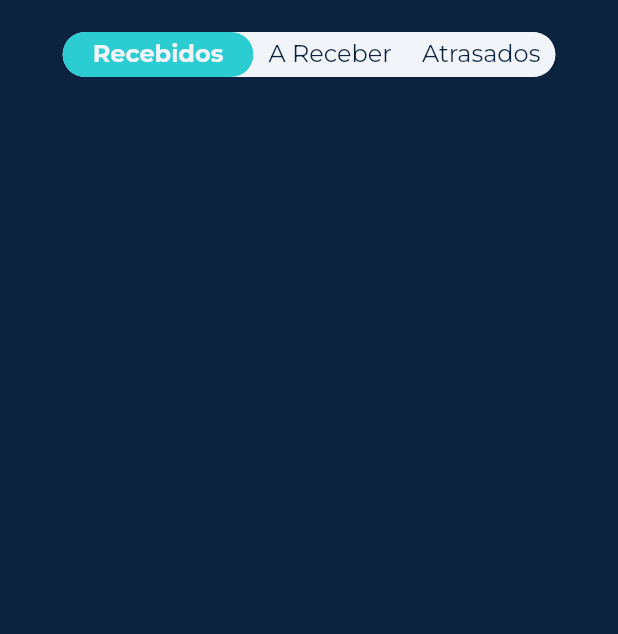
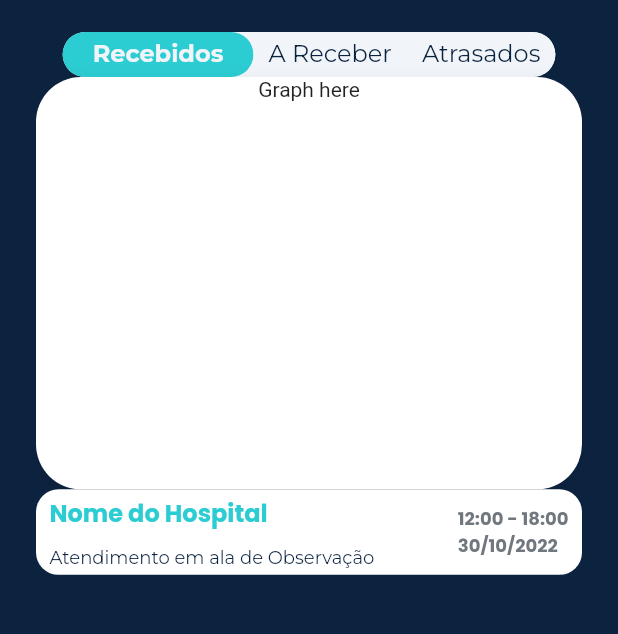
Before and after one commit to CabraKill/blue-financeiro, a Flutter app: the screen it shows after launch, on a phone screen of 412 x 824 dp, the part 64-698 px from its top. Run offline on Flutter 3.47's test engine with Material 2 defaults, Android fonts, the phone set to English and light mode, and no system bars.

Commit message:
adding payment widget

```diff
--- /dev/null
+++ b/lib/domain/entities/finances_payment_card_entity.dart
@@ -0,0 +1,17 @@
+class FinancesPaymentCardEntity {
+  final String location;
+  final String description;
+  final DateTime startTime;
+  final DateTime endTime;
+  final DateTime date;
+  final double amount;
+
+  FinancesPaymentCardEntity({
+    required this.location,
+    required this.description,
+    required this.startTime,
+    required this.endTime,
+    required this.date,
+    required this.amount,
+  });
+}
--- a/lib/presentation/pages/finances/finances_page.dart
+++ b/lib/presentation/pages/finances/finances_page.dart
@@ -1,4 +1,7 @@
+import 'package:dox_financeiro/domain/entities/finances_payment_card_entity.dart';
+import 'package:dox_financeiro/presentation/pages/finances/widgets/finances_graph_widget.dart';
 import 'package:dox_financeiro/presentation/pages/finances/widgets/finances_tabs/finances_tabs_widget.dart';
+import 'package:dox_financeiro/presentation/pages/finances/widgets/payments/finances_payment_card_widget.dart';
 import 'package:dox_financeiro/presentation/widgets/theme/dox_colors.dart';
 import 'package:dox_financeiro/presentation/widgets/theme/dox_sizing.dart';
 import 'package:dox_financeiro/presentation/widgets/theme/typograph.dart';
@@ -13,6 +16,14 @@ class FinancesPage extends StatefulWidget {
 
 class _FinancesPageState extends State<FinancesPage> {
   int _currentIndex = 0;
+  final mockData = FinancesPaymentCardEntity(
+    location: "Nome do Hospital",
+    description: "Atendimento em ala de Observação",
+    startTime: DateTime(2022, 10, 30, 12),
+    endTime: DateTime(2022, 10, 30, 18),
+    amount: 1280,
+    date: DateTime(2022, 10, 30),
+  );
   @override
   Widget build(BuildContext context) {
     return Scaffold(
@@ -32,6 +43,22 @@ class _FinancesPageState extends State<FinancesPage> {
               }),
             ),
           ),
+          Expanded(
+            child: Padding(
+              padding: const EdgeInsets.symmetric(
+                //TODO: maybe the padding has a pattern?
+                horizontal: 24,
+              ),
+              child: Column(
+                children: [
+                  const FinancesGraph(),
+                  FinancesPaymentCard(
+                    data: mockData,
+                  )
+                ],
+              ),
+            ),
+          )
         ],
       )),
     );
@@ -78,7 +105,7 @@ class DoxAppBar extends StatelessWidget implements PreferredSizeWidget {
             children: [
               AppBarActionButton(
                   child: LeftArrowIcon(
-                color: DoxColors.cyan,
+                color: DoxColors.primary,
                 onTap: onBackTap,
               )),
               const Expanded(child: DoxAppBarTitleWithDrawer()),
@@ -107,7 +134,7 @@ class DoxAppBarTitleWithDrawer extends StatelessWidget {
         ),
         AppBarActionButton(
           child: const SortIcon(
-            color: DoxColors.cyan,
+            color: DoxColors.primary,
           ),
           onTap: () {
             //TODO: open drawer
--- /dev/null
+++ b/lib/presentation/pages/finances/widgets/finances_graph_widget.dart
@@ -0,0 +1,29 @@
+import 'package:flutter/material.dart';
+
+class FinancesGraph extends StatelessWidget {
+  const FinancesGraph({Key? key}) : super(key: key);
+
+  @override
+  Widget build(BuildContext context) {
+    return AspectRatio(
+      aspectRatio: 380 / 287,
+      child: Container(
+        decoration: BoxDecoration(
+          borderRadius: BorderRadius.circular(30),
+          color: Colors.white,
+          boxShadow: [
+            //TODO: config the shadow
+            BoxShadow(
+              color: Colors.black.withOpacity(0.1),
+              blurRadius: 10,
+              offset: Offset(0, 5),
+            ),
+          ],
+        ),
+        child: Column(children: [
+          Text("Graph here"),
+        ]),
+      ),
+    );
+  }
+}
--- a/lib/presentation/pages/finances/widgets/finances_tabs/finances_tabs_text_widget.dart
+++ b/lib/presentation/pages/finances/widgets/finances_tabs/finances_tabs_text_widget.dart
@@ -19,7 +19,7 @@ class FinancesTabText extends StatelessWidget {
       onTap: onTap,
       child: Container(
         decoration: BoxDecoration(
-          color: activated ? DoxColors.cyan : DoxColors.notW,
+          color: activated ? DoxColors.primary : DoxColors.notW,
           borderRadius: BorderRadius.circular(43),
         ),
         padding:
--- /dev/null
+++ b/lib/presentation/pages/finances/widgets/payments/finances_payment_card_widget.dart
@@ -0,0 +1,67 @@
+import 'package:dox_financeiro/domain/entities/finances_payment_card_entity.dart';
+import 'package:dox_financeiro/presentation/utils/time_converter_util.dart';
+import 'package:dox_financeiro/presentation/widgets/theme/dox_colors.dart';
+import 'package:dox_financeiro/presentation/widgets/theme/typograph.dart';
+import 'package:flutter/material.dart';
+
+class FinancesPaymentCard extends StatelessWidget {
+  final FinancesPaymentCardEntity data;
+  const FinancesPaymentCard({
+    required this.data,
+    Key? key,
+  }) : super(key: key);
+
+  @override
+  Widget build(BuildContext context) {
+    return Container(
+      decoration: BoxDecoration(
+          borderRadius: BorderRadius.circular(15),
+          color: Colors.white,
+          boxShadow: [
+            //TODO: add shadows
+          ]),
+      padding: const EdgeInsets.symmetric(
+        horizontal: 9,
+        vertical: 4,
+      ),
+      child: Row(
+        mainAxisAlignment: MainAxisAlignment.spaceBetween,
+        children: [
+          Column(
+            mainAxisSize: MainAxisSize.min,
+            crossAxisAlignment: CrossAxisAlignment.start,
+            children: [
+              Text(
+                data.location,
+                style: DoxTypograph.title3,
+              ),
+              const Padding(padding: EdgeInsets.only(top: 10)),
+              Text(
+                data.description,
+                style: DoxTypograph.financesDescription,
+              )
+            ],
+          ),
+          Column(
+            crossAxisAlignment: CrossAxisAlignment.start,
+            mainAxisSize: MainAxisSize.min,
+            children: [
+              Text(
+                '${TimeConverter.getTimeFormattedFromDateTime(data.startTime)} - ${TimeConverter.getTimeFormattedFromDateTime(data.endTime)}',
+                style: DoxTypograph.caption1.copyWith(
+                  color: DoxColors.nonSelected,
+                ),
+              ),
+              Text(
+                TimeConverter.getDateFormattedFromDateTime(data.date),
+                style: DoxTypograph.caption1.copyWith(
+                  color: DoxColors.nonSelected,
+                ),
+              )
+            ],
+          ),
+        ],
+      ),
+    );
+  }
+}
--- /dev/null
+++ b/lib/presentation/utils/time_converter_util.dart
@@ -0,0 +1,12 @@
+class TimeConverter {
+  static String getTimeFormattedFromDateTime(DateTime dateTime) {
+    return '${dateTime.hour}:${dateTime.minute.toString().padLeft(2, '0')}';
+  }
+
+  static String getDateFormattedFromDateTime(DateTime dateTime) {
+    final day = dateTime.day.toString().padLeft(2, "0");
+    final month = dateTime.month.toString().padLeft(2, "0");
+    final year = dateTime.year;
+    return '$day/$month/$year';
+  }
+}
--- a/lib/presentation/widgets/theme/dox_colors.dart
+++ b/lib/presentation/widgets/theme/dox_colors.dart
@@ -1,7 +1,8 @@
 import 'package:flutter/material.dart';
 
 class DoxColors {
-  static const Color cyan = Color(0xFF2CCCD3);
+  static const Color primary = Color(0xFF2CCCD3);
   static const Color notW = Color(0xFFF1F5F9);
   static const Color tertiary = Color(0xFF0C2340);
+  static const Color nonSelected = Color(0xFF70777E);
 }
--- a/lib/presentation/widgets/theme/typograph.dart
+++ b/lib/presentation/widgets/theme/typograph.dart
@@ -22,4 +22,31 @@ class DoxTypograph {
         fontWeight: FontWeight.w400,
         color: DoxColors.tertiary,
       );
+
+  static TextStyle get title3 => const TextStyle(
+        fontFamily: 'Poppins',
+        fontSize: 16,
+        fontWeight: FontWeight.w600,
+        color: DoxColors.primary,
+      );
+
+  static TextStyle get financesDescription => const TextStyle(
+        fontFamily: 'Montserrat',
+        fontSize: 12,
+        fontWeight: FontWeight.w500,
+        color: DoxColors.tertiary,
+      );
+
+  static TextStyle get caption1 => const TextStyle(
+        fontFamily: 'Poppins',
+        fontSize: 12,
+        fontWeight: FontWeight.w600,
+      );
+
+  static TextStyle get caption2 => const TextStyle(
+        fontFamily: 'Poppins',
+        fontSize: 12,
+        fontWeight: FontWeight.w500,
+        color: DoxColors.nonSelected,
+      );
 }
```
Also changed, not shown: pubspec.yaml (+11 -3 lines), assets/fonts/Montserrat/Montserrat-Bold.ttf (renamed from assets/fonts/Montserrat-Bold.ttf), assets/fonts/Montserrat/Montserrat-Italic.ttf (renamed from assets/fonts/Montserrat-Italic.ttf), assets/fonts/Montserrat/Montserrat-Regular.ttf (renamed from assets/fonts/Montserrat-Regular.ttf), assets/fonts/Poppins/Poppins-Bold.ttf (added), assets/fonts/Poppins/Poppins-Italic.ttf (added), assets/fonts/Poppins/Poppins-Regular.ttf (added).
